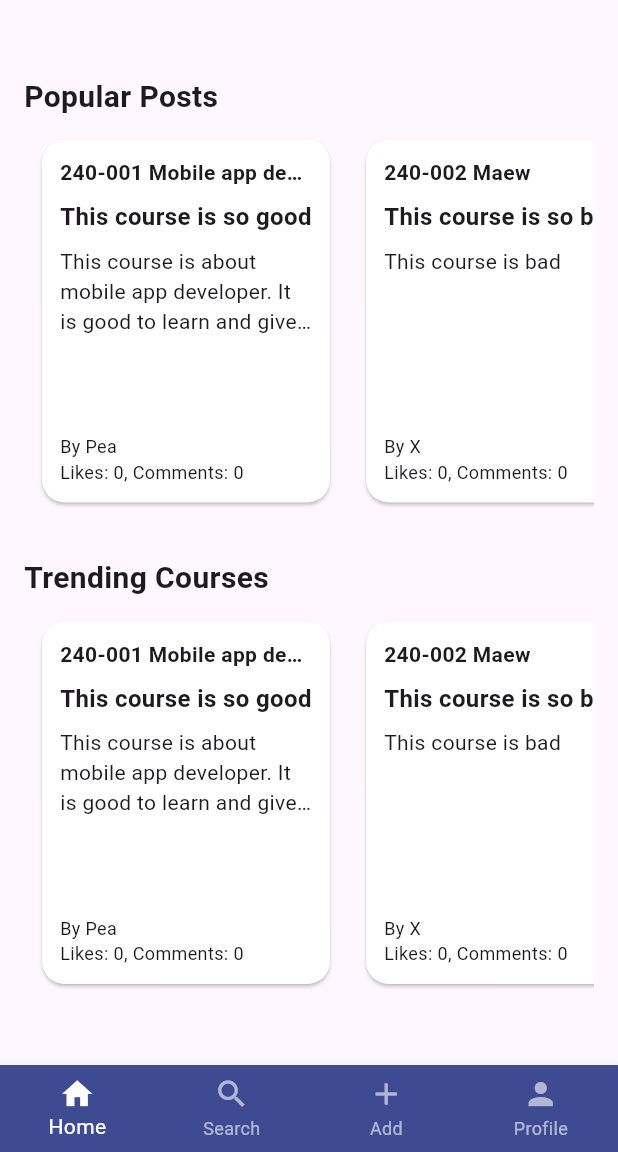
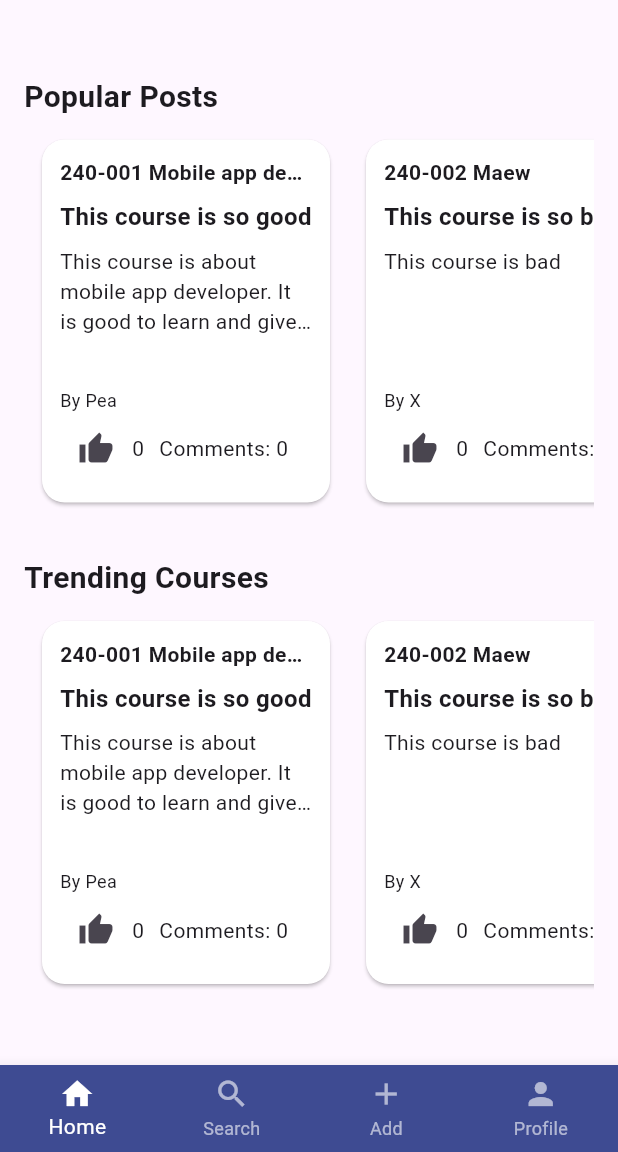
Before and after one commit to Muhammadyohan/Flutter-PSU-Course-Review, a Flutter app: the MainPage screen opened directly, on a phone screen of 412 x 824 dp, the part 84-1236 px from its top. Run offline on Flutter 3.47's test engine with Material 3 defaults, Android fonts, the light colour scheme and no system bars; our stand-ins replace dio, equatable, shared_preferences; accounts and stored records are empty.

Commit message:
change ui for reviewpost and homepage

```diff
--- a/lib/pages/home_page.dart
+++ b/lib/pages/home_page.dart
@@ -3,8 +3,16 @@ import 'package:flutter_psu_course_review/models/models.dart';
 import 'package:flutter_psu_course_review/pages/pages.dart';
 import 'package:flutter_psu_course_review/repositories/repositories.dart';
 
-class HomePage extends StatelessWidget {
+class HomePage extends StatefulWidget {
   const HomePage({super.key});
+
+  @override
+  // ignore: library_private_types_in_public_api
+  _HomePageState createState() => _HomePageState();
+}
+
+class _HomePageState extends State<HomePage> {
+  final Map<int, int> _likes = {};
 
   @override
   Widget build(BuildContext context) {
@@ -27,7 +35,6 @@ class HomePage extends StatelessWidget {
           child: Column(
             crossAxisAlignment: CrossAxisAlignment.start,
             children: [
-              // Popular Post Section
               Container(
                 padding: const EdgeInsets.all(16.0),
                 child: Column(
@@ -42,14 +49,16 @@ class HomePage extends StatelessWidget {
                     ),
                     const SizedBox(height: 10),
                     SizedBox(
-                      height: 250, // Set height to manage scrollable area
+                      height: 250,
                       child: ListView.builder(
                         scrollDirection: Axis.horizontal,
                         itemCount: posts.length,
                         itemBuilder: (context, index) {
                           final post = posts[index];
+                          _likes[index] = _likes[index] ?? post.likesAmount;
+
                           return Container(
-                            width: 200, // Adjust width to fit content
+                            width: 200,
                             margin: const EdgeInsets.symmetric(horizontal: 8.0),
                             child: InkWell(
                               onTap: () {
@@ -72,7 +81,6 @@ class HomePage extends StatelessWidget {
                                     crossAxisAlignment:
                                         CrossAxisAlignment.start,
                                     children: [
-                                      // Course Info
                                       Text(
                                         '${post.courseCode} ${post.courseName}',
                                         style: const TextStyle(
@@ -82,7 +90,6 @@ class HomePage extends StatelessWidget {
                                         overflow: TextOverflow.ellipsis,
                                       ),
                                       const SizedBox(height: 8.0),
-                                      // Post Title
                                       Text(
                                         post.title,
                                         style: const TextStyle(
@@ -92,27 +99,34 @@ class HomePage extends StatelessWidget {
                                         overflow: TextOverflow.ellipsis,
                                       ),
                                       const SizedBox(height: 8.0),
-                                      // Post Text
                                       Expanded(
                                         child: Text(
                                           post.text,
                                           style: const TextStyle(fontSize: 14),
                                           overflow: TextOverflow.ellipsis,
-                                          maxLines:
-                                              3, // Limit the number of lines
+                                          maxLines: 3,
                                         ),
                                       ),
                                       const SizedBox(height: 8.0),
-                                      // Author and Stats
                                       Text(
                                         'By ${post.authorName}',
                                         style: const TextStyle(fontSize: 12),
                                         overflow: TextOverflow.ellipsis,
                                       ),
-                                      Text(
-                                        'Likes: ${post.likesAmount}, Comments: ${post.commentsAmount}',
-                                        style: const TextStyle(fontSize: 12),
-                                        overflow: TextOverflow.ellipsis,
+                                      Row(
+                                        children: [
+                                          IconButton(
+                                            icon: const Icon(Icons.thumb_up),
+                                            onPressed: () {
+                                              setState(() {
+                                                _likes[index] = _likes[index]! + 1;
+                                              });
+                                            },
+                                          ),
+                                          Text('${_likes[index]}'),
+                                          const SizedBox(width: 10),
+                                          Text('Comments: ${post.commentsAmount}'),
+                                        ],
                                       ),
                                     ],
                                   ),
@@ -126,7 +140,6 @@ class HomePage extends StatelessWidget {
                   ],
                 ),
               ),
-              // Trending Courses Section (if needed)
               Container(
                 padding: const EdgeInsets.all(16.0),
                 child: Column(
@@ -141,14 +154,16 @@ class HomePage extends StatelessWidget {
                     ),
                     const SizedBox(height: 10),
                     SizedBox(
-                      height: 250, // Set height to manage scrollable area
+                      height: 250,
                       child: ListView.builder(
                         scrollDirection: Axis.horizontal,
                         itemCount: posts.length,
                         itemBuilder: (context, index) {
                           final post = posts[index];
+                          _likes[index] = _likes[index] ?? post.likesAmount;
+
                           return Container(
-                            width: 200, // Adjust width to fit content
+                            width: 200,
                             margin: const EdgeInsets.symmetric(horizontal: 8.0),
                             child: InkWell(
                               onTap: () {
@@ -171,7 +186,6 @@ class HomePage extends StatelessWidget {
                                     crossAxisAlignment:
                                         CrossAxisAlignment.start,
                                     children: [
-                                      // Course Info
                                       Text(
                                         '${post.courseCode} ${post.courseName}',
                                         style: const TextStyle(
@@ -181,7 +195,6 @@ class HomePage extends StatelessWidget {
                                         overflow: TextOverflow.ellipsis,
                                       ),
                                       const SizedBox(height: 8.0),
-                                      // Post Title
                                       Text(
                                         post.title,
                                         style: const TextStyle(
@@ -191,27 +204,34 @@ class HomePage extends StatelessWidget {
                                         overflow: TextOverflow.ellipsis,
                                       ),
                                       const SizedBox(height: 8.0),
-                                      // Post Text
                                       Expanded(
                                         child: Text(
                                           post.text,
                                           style: const TextStyle(fontSize: 14),
                                           overflow: TextOverflow.ellipsis,
-                                          maxLines:
-                                              3, // Limit the number of lines
+                                          maxLines: 3,
                                         ),
                                       ),
                                       const SizedBox(height: 8.0),
-                                      // Author and Stats
                                       Text(
                                         'By ${post.authorName}',
                                         style: const TextStyle(fontSize: 12),
                                         overflow: TextOverflow.ellipsis,
                                       ),
-                                      Text(
-                                        'Likes: ${post.likesAmount}, Comments: ${post.commentsAmount}',
-                                        style: const TextStyle(fontSize: 12),
-                                        overflow: TextOverflow.ellipsis,
+                                      Row(
+                                        children: [
+                                          IconButton(
+                                            icon: const Icon(Icons.thumb_up),
+                                            onPressed: () {
+                                              setState(() {
+                                                _likes[index] = _likes[index]! + 1;
+                                              });
+                                            },
+                                          ),
+                                          Text('${_likes[index]}'),
+                                          const SizedBox(width: 10),
+                                          Text('Comments: ${post.commentsAmount}'),
+                                        ],
                                       ),
                                     ],
                                   ),
--- a/lib/pages/review_post_search.dart
+++ b/lib/pages/review_post_search.dart
@@ -30,7 +30,7 @@ class _ReviewPostSearchState extends State<ReviewPostSearch> {
         _filteredPosts = [];
       });
     } catch (e) {
-      // Handle errors if necessary
+      //
     }
   }
 
@@ -88,7 +88,7 @@ class _ReviewPostSearchState extends State<ReviewPostSearch> {
                         );
                       },
                       child: Card(
-                        elevation: 6, // Increased elevation for shadow
+                        elevation: 6,
                         shape: RoundedRectangleBorder(
                           borderRadius: BorderRadius.circular(20),
                         ),
--- a/lib/widgets/my_post_delete_button.dart
+++ b/lib/widgets/my_post_delete_button.dart
@@ -19,13 +19,13 @@ class MyPostDeleteButton extends StatelessWidget {
       actions: [
         TextButton(
           onPressed: () {
-            Navigator.pop(context); // Close the dialog
+            Navigator.pop(context);
           },
           child: const Text('Cancel'),
         ),
         TextButton(
           onPressed: () {
-            onDelete(); // Execute the delete function
+            onDelete();
           },
           child: const Text(
             'Delete',
--- a/lib/widgets/my_post_edit_button.dart
+++ b/lib/widgets/my_post_edit_button.dart
@@ -56,7 +56,7 @@ class _MyPostEditButtonState extends State<MyPostEditButton> {
                   widget.post.title = _titleController.text;
                   widget.post.text = _textController.text;
                 });
-                Navigator.pop(context); // Return to the previous page
+                Navigator.pop(context);
               },
               child: const Text('Save'),
             ),
```
Also changed, not shown: lib/pages/review_post_page.dart (+76 -71 lines).
